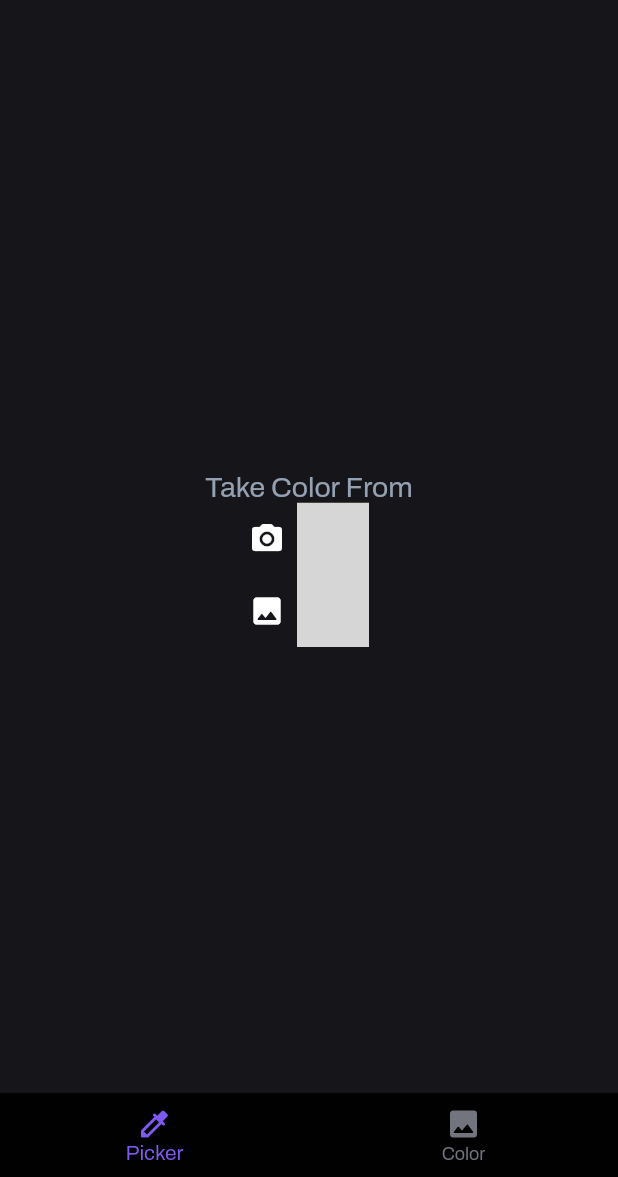
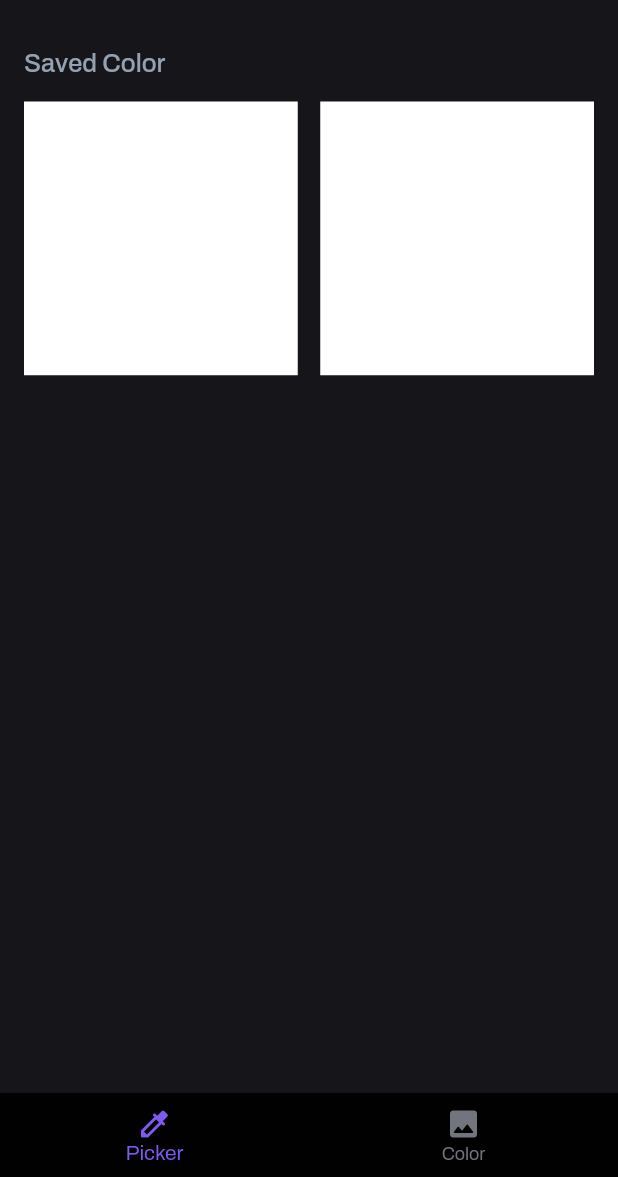
Before and after one commit to Dexter-IDN/corde, a Flutter app: the screen it shows after launch, on a phone screen of 412 x 824 dp, the part 59-1236 px from its top. Run offline on Flutter 3.47's test engine with Material 2 defaults, Android fonts, the phone set to English and light mode, and no system bars; our stand-ins replace google_fonts; missing offline and left inert: division; grey boxes are pictures that could not be loaded.

Commit message:
create saved_color.dart

```diff
--- a/lib/main.dart
+++ b/lib/main.dart
@@ -1,3 +1,4 @@
+import 'package:corde/ui/pages/saved_color.dart';
 import 'package:flutter/material.dart';
 import 'package:google_fonts/google_fonts.dart';
 
@@ -39,7 +40,7 @@
                 TextStyle(color: appColor.white, fontWeight: FontWeight.bold),
           ),
         )),
-        body: const ColorScanner(),
+        body: const SavedColor(),
         bottomNavigationBar: BottomNavigationBar(
           items: const <BottomNavigationBarItem>[
             BottomNavigationBarItem(
--- /dev/null
+++ b/lib/ui/pages/saved_color.dart
@@ -0,0 +1,40 @@
+import 'package:flutter/material.dart';
+
+import '../style/app_color.dart';
+
+class SavedColor extends StatelessWidget {
+  const SavedColor({super.key});
+
+  @override
+  Widget build(BuildContext context) {
+    AppColor appColor = AppColor();
+
+    return Padding(
+      padding: EdgeInsets.only(top: 16, left: 16, right: 16),
+      child: Stack(
+        children: [
+          Text(
+            "Saved Color",
+            style: TextStyle(
+                color: Color(0xFF94A1B2),
+                fontSize: 17,
+                fontWeight: FontWeight.w500),
+          ),
+          GridView.count(
+            padding: EdgeInsets.only(top: 35),
+            crossAxisSpacing: 15,
+            crossAxisCount: 2,
+            children: [
+              Container(
+                color: Colors.white,
+              ),
+              Container(
+                color: Colors.white,
+              )
+            ],
+          )
+        ],
+      ),
+    );
+  }
+}
```
